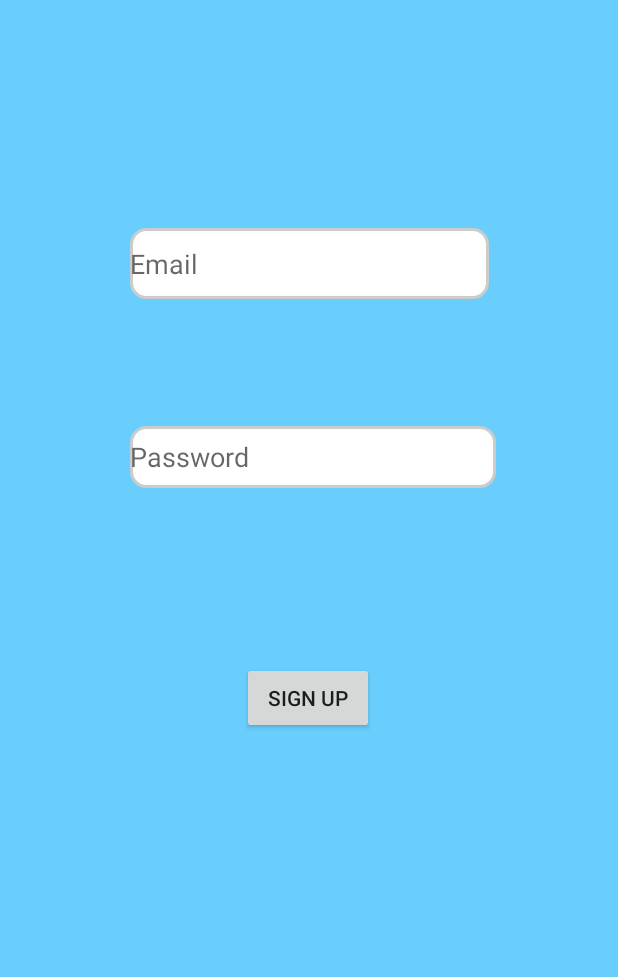
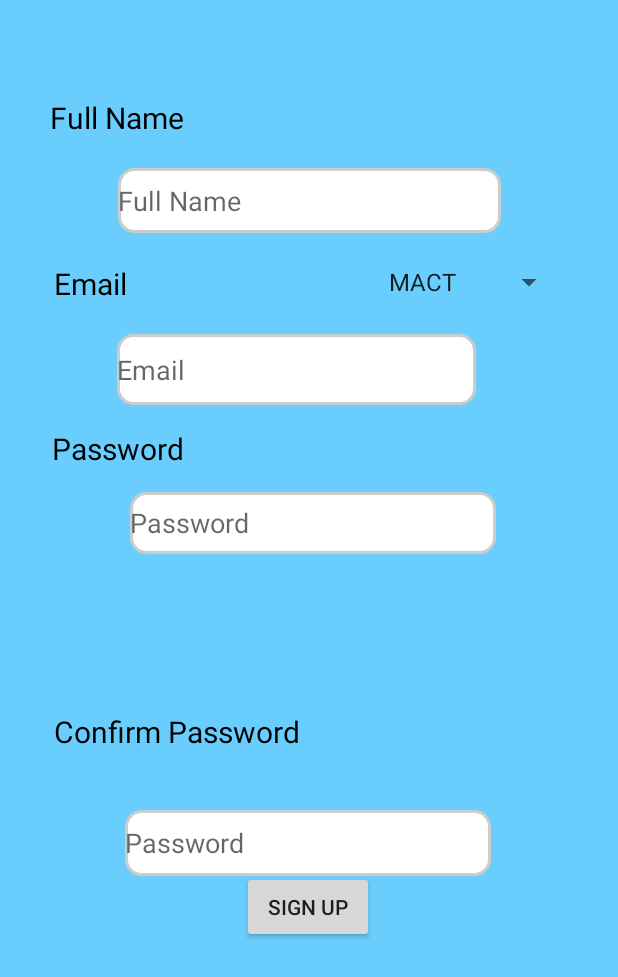
Before and after one commit to dev-OwaisKhan/Beep, an Android app: the SignUp_User screen opened directly, with no data from a screen before it, on a phone screen of 412 x 824 dp. Shown: the top 977 px of the screen. Run offline under Robolectric (Android 15) with nearby library versions, the phone set to English and light mode, and no system bars.

Commit message:
spinner added

```diff
--- a/app/src/main/java/com/example/beep/SignUp_User.java
+++ b/app/src/main/java/com/example/beep/SignUp_User.java
@@ -2,17 +2,26 @@ package com.example.beep;
 
 import androidx.appcompat.app.AppCompatActivity;
 
+import android.app.Activity;
 import android.content.Intent;
 import android.os.Bundle;
 import android.view.View;
+import android.widget.AdapterView;
+import android.widget.ArrayAdapter;
 import android.widget.Button;
 import android.widget.EditText;
+import android.widget.Spinner;
+import android.widget.Toast;
 
-public class SignUp_User extends AppCompatActivity {
+public class SignUp_User extends AppCompatActivity implements AdapterView.OnItemSelectedListener {
 
     EditText user_email, user_password;
     Button signup_user;
     String email_text, password_text;
+    Spinner branch;
+    String br;
+    String []brch ={"MACT","AI","CTIS","DS","SE","CSE"};
+
 
     @Override
     protected void onCreate(Bundle savedInstanceState) {
@@ -22,11 +31,16 @@ public class SignUp_User extends AppCompatActivity {
         user_password = findViewById(R.id.user_pass);
         user_email = findViewById(R.id.user_mail);
         signup_user = findViewById(R.id.signup_button);
+        branch = findViewById(R.id.branch);
 
 
+        ArrayAdapter adapter = new ArrayAdapter(this, android.R.layout.simple_spinner_item,brch);
+        adapter.setDropDownViewResource(android.R.layout.simple_spinner_dropdown_item);
+        // Apply the adapter to the spinner
+        branch.setAdapter(adapter);
+        branch.setOnItemSelectedListener(this);
 
-
-       signup_user.setOnClickListener(new View.OnClickListener() {
+        signup_user.setOnClickListener(new View.OnClickListener() {
            @Override
            public void onClick(View view) {
             email_text = user_email.getText().toString();
@@ -37,7 +51,17 @@ public class SignUp_User extends AppCompatActivity {
            }
        });
 
+    }
 
+    @Override
+    public void onItemSelected(AdapterView<?> adapterView, View view, int i, long l) {
+       br = brch[i];
+        Toast.makeText(this,br,Toast.LENGTH_LONG).show();
+    }
 
+    @Override
+    public void onNothingSelected(AdapterView<?> adapterView) {
+       br = brch[0];
+        Toast.makeText(this,br,Toast.LENGTH_LONG).show();
     }
 }
--- a/app/src/main/res/layout/activity_signup_user.xml
+++ b/app/src/main/res/layout/activity_signup_user.xml
@@ -7,38 +7,36 @@
     tools:context=".SignUp_User"
     android:background="@color/blue">
 
+
     <EditText
         android:id="@+id/user_mail"
         android:layout_width="239dp"
         android:layout_height="47dp"
         android:layout_marginTop="152dp"
+        android:background="@drawable/round_cornor"
         android:ems="10"
         android:hint="@string/email"
-        android:background="@drawable/round_cornor"
         android:inputType="textEmailAddress"
         app:layout_constraintBottom_toTopOf="@+id/user_pass"
         app:layout_constraintEnd_toEndOf="parent"
+        app:layout_constraintHorizontal_bias="0.453"
         app:layout_constraintStart_toStartOf="parent"
         app:layout_constraintTop_toTopOf="parent"
-        app:layout_constraintVertical_bias="0.0" />
+        app:layout_constraintVertical_bias="0.55" />
 
     <EditText
         android:id="@+id/user_pass"
         android:layout_width="244dp"
         android:layout_height="41dp"
-        android:layout_marginBottom="53dp"
+        android:layout_marginTop="328dp"
         android:background="@drawable/round_cornor"
         android:ems="10"
         android:hint="@string/password"
         android:inputType="textPersonName"
-        app:layout_constraintBottom_toTopOf="@+id/signup_button"
         app:layout_constraintEnd_toEndOf="parent"
         app:layout_constraintHorizontal_bias="0.514"
         app:layout_constraintStart_toStartOf="parent"
-        app:layout_constraintTop_toTopOf="parent"
-        app:layout_constraintVertical_bias="0.82" />
-
-
+        app:layout_constraintTop_toTopOf="parent" />
 
     <Button
         android:id="@+id/signup_button"
@@ -50,6 +48,105 @@
         app:layout_constraintHorizontal_bias="0.498"
         app:layout_constraintStart_toStartOf="parent"
         app:layout_constraintTop_toTopOf="parent"
-        app:layout_constraintVertical_bias="0.569" />
+        app:layout_constraintVertical_bias="0.748" />
+
+    <EditText
+        android:id="@+id/username"
+        android:layout_width="255dp"
+        android:layout_height="43dp"
+        android:layout_marginTop="112dp"
+        android:background="@drawable/round_cornor"
+        android:ems="10"
+        android:hint="@string/name"
+        android:inputType="textPersonName"
+        app:layout_constraintEnd_toEndOf="parent"
+        app:layout_constraintStart_toStartOf="parent"
+        app:layout_constraintTop_toTopOf="parent" />
+
+    <EditText
+        android:id="@+id/user_conf_pass"
+        android:layout_width="244dp"
+        android:layout_height="44dp"
+        android:layout_marginBottom="240dp"
+        android:background="@drawable/round_cornor"
+        android:ems="10"
+        android:hint="@string/password"
+        android:inputType="textPersonName"
+        app:layout_constraintBottom_toBottomOf="parent"
+        app:layout_constraintEnd_toEndOf="parent"
+        app:layout_constraintHorizontal_bias="0.497"
+        app:layout_constraintStart_toStartOf="parent" />
+
+    <TextView
+        android:id="@+id/textView5"
+        android:layout_width="wrap_content"
+        android:layout_height="wrap_content"
+        android:layout_marginBottom="20dp"
+        android:text="@string/name"
+        android:textColor="#000000"
+        android:textSize="20sp"
+        app:layout_constraintBottom_toTopOf="@+id/username"
+        app:layout_constraintEnd_toEndOf="parent"
+        app:layout_constraintHorizontal_bias="0.103"
+        app:layout_constraintStart_toStartOf="parent"
+        app:layout_constraintTop_toTopOf="parent"
+        app:layout_constraintVertical_bias="1.0" />
+
+    <TextView
+        android:id="@+id/textView6"
+        android:layout_width="wrap_content"
+        android:layout_height="wrap_content"
+        android:layout_marginTop="20dp"
+        android:layout_marginBottom="20dp"
+        android:text="@string/email"
+        android:textColor="#000000"
+        android:textSize="20sp"
+        app:layout_constraintBottom_toTopOf="@+id/user_mail"
+        app:layout_constraintEnd_toEndOf="parent"
+        app:layout_constraintHorizontal_bias="0.099"
+        app:layout_constraintStart_toStartOf="parent"
+        app:layout_constraintTop_toBottomOf="@+id/username" />
+
+    <TextView
+        android:id="@+id/textView7"
+        android:layout_width="wrap_content"
+        android:layout_height="wrap_content"
+        android:layout_marginTop="20dp"
+        android:layout_marginBottom="20dp"
+        android:text="@string/password"
+        android:textColor="#000000"
+        android:textSize="20sp"
+        app:layout_constraintBottom_toTopOf="@+id/user_pass"
+        app:layout_constraintEnd_toEndOf="parent"
+        app:layout_constraintHorizontal_bias="0.108"
+        app:layout_constraintStart_toStartOf="parent"
+        app:layout_constraintTop_toBottomOf="@+id/user_mail" />
+
+    <TextView
+        android:id="@+id/textView8"
+        android:layout_width="wrap_content"
+        android:layout_height="wrap_content"
+        android:layout_marginTop="20dp"
+        android:layout_marginBottom="20dp"
+
+        android:text="@string/con_pass"
+        android:textColor="#000000"
+        android:textSize="20sp"
+        app:layout_constraintBottom_toTopOf="@+id/user_conf_pass"
+        app:layout_constraintEnd_toEndOf="parent"
+        app:layout_constraintHorizontal_bias="0.146"
+        app:layout_constraintStart_toStartOf="parent"
+        app:layout_constraintTop_toBottomOf="@+id/user_pass"
+        app:layout_constraintVertical_bias="0.818" />
+
+    <Spinner
+        android:id="@+id/branch"
+        android:layout_width="125dp"
+        android:layout_height="wrap_content"
+        android:layout_marginTop="176dp"
+        app:layout_constraintEnd_toEndOf="parent"
+        app:layout_constraintHorizontal_bias="0.877"
+        app:layout_constraintStart_toStartOf="parent"
+        app:layout_constraintTop_toTopOf="parent" />
 
 </androidx.constraintlayout.widget.ConstraintLayout>
--- a/app/src/main/res/values/strings.xml
+++ b/app/src/main/res/values/strings.xml
@@ -6,5 +6,7 @@
     <string name="password">Password</string>
     <string name="email">Email</string>
     <string name="login">Log In!</string>
+    <string name="name">Full Name</string>
+    <string name="con_pass">Confirm Password</string>
 
 </resources>
```
